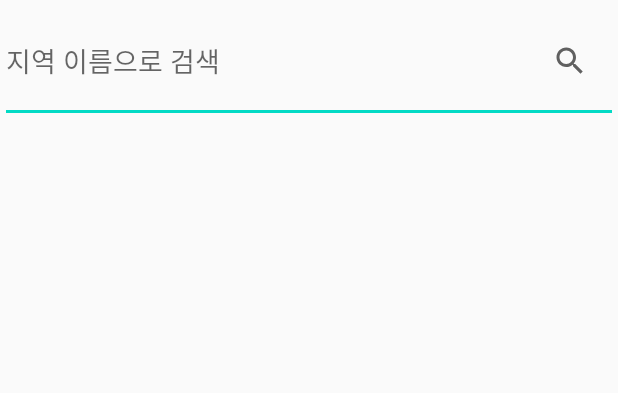
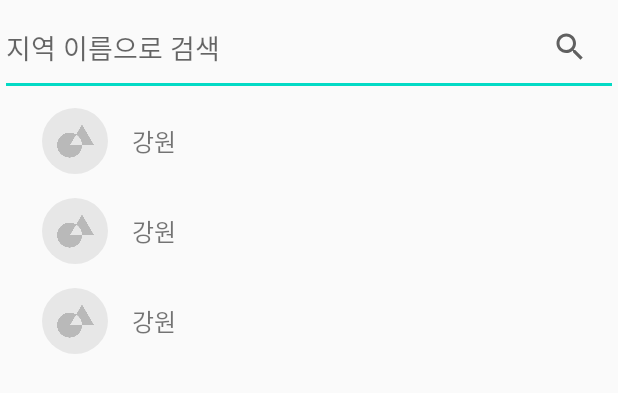
Before and after one commit to mtjin/NoMoneyTrip, an Android app: the layout fragment_search.xml on its own in the app's theme, with its tools: preview values and no code run, on a phone screen of 412 x 824 dp. Shown: the top 393 px of the screen. Run offline under Robolectric (Android 15) with nearby library versions, the phone set to English and light mode, and no system bars.

Commit message:
[res, layout] implement item_local_search

```diff
--- a/NoMoneyTrip/app/src/main/res/layout/fragment_search.xml
+++ b/NoMoneyTrip/app/src/main/res/layout/fragment_search.xml
@@ -26,6 +26,7 @@
             android:layout_width="match_parent"
             android:layout_height="wrap_content"
             android:orientation="vertical"
-            app:layoutManager="androidx.recyclerview.widget.LinearLayoutManager" />
+            app:layoutManager="androidx.recyclerview.widget.LinearLayoutManager"
+            tools:listitem="@layout/item_local_search" />
     </androidx.appcompat.widget.LinearLayoutCompat>
 </layout>
--- a/NoMoneyTrip/app/src/main/res/layout/item_local_search.xml
+++ b/NoMoneyTrip/app/src/main/res/layout/item_local_search.xml
@@ -1,6 +1,37 @@
 <?xml version="1.0" encoding="utf-8"?>
-<androidx.constraintlayout.widget.ConstraintLayout
-    xmlns:android="http://schemas.android.com/apk/res/android" android:layout_width="match_parent"
-    android:layout_height="match_parent">
+<layout xmlns:android="http://schemas.android.com/apk/res/android"
+    xmlns:app="http://schemas.android.com/apk/res-auto"
+    xmlns:tools="http://schemas.android.com/tools">
 
-</androidx.constraintlayout.widget.ConstraintLayout>
+    <data>
+
+    </data>
+
+    <androidx.constraintlayout.widget.ConstraintLayout
+        android:layout_width="match_parent"
+        android:layout_height="44dp"
+        android:layout_marginTop="8dp"
+        android:layout_marginBottom="8dp">
+
+        <de.hdodenhof.circleimageview.CircleImageView
+            android:id="@+id/civ_image"
+            android:layout_width="44dp"
+            android:layout_height="44dp"
+            android:layout_marginStart="28dp"
+            app:layout_constraintStart_toStartOf="parent"
+            app:layout_constraintTop_toTopOf="parent"
+            tools:src="@drawable/img_product" />
+
+        <TextView
+            android:layout_width="0dp"
+            android:layout_height="match_parent"
+            android:layout_marginStart="16dp"
+            android:gravity="center_vertical"
+            android:textSize="16sp"
+            app:layout_constraintStart_toEndOf="@id/civ_image"
+            app:layout_constraintTop_toTopOf="parent"
+            tools:text="강원" />
+
+
+    </androidx.constraintlayout.widget.ConstraintLayout>
+</layout>
```
